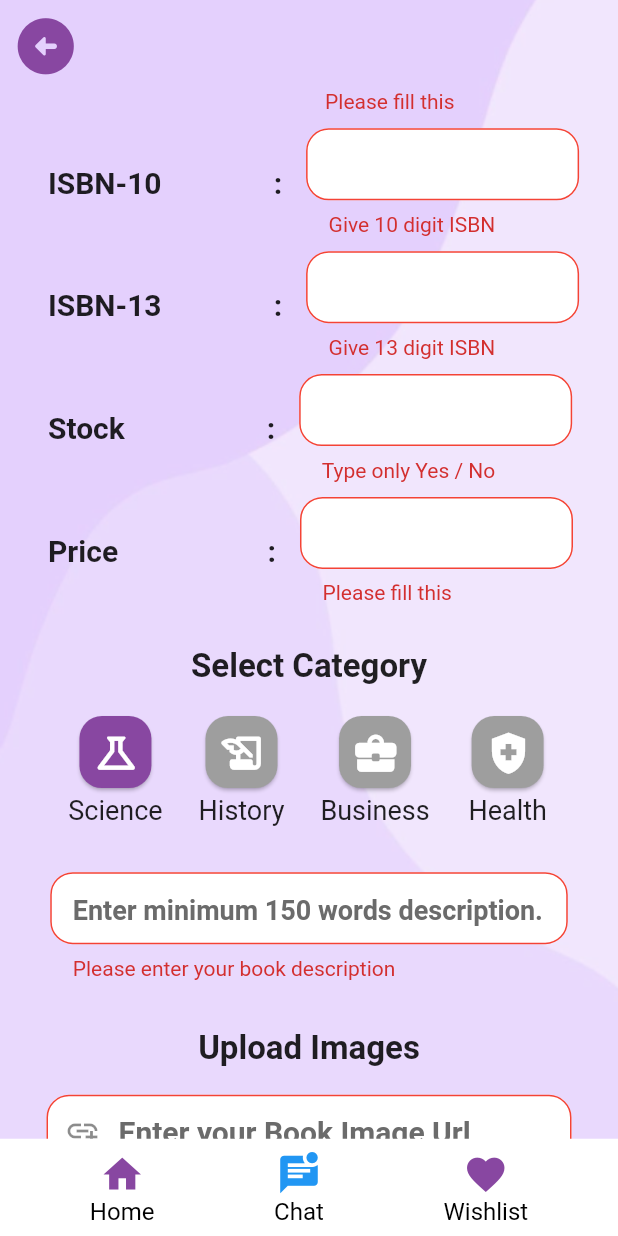
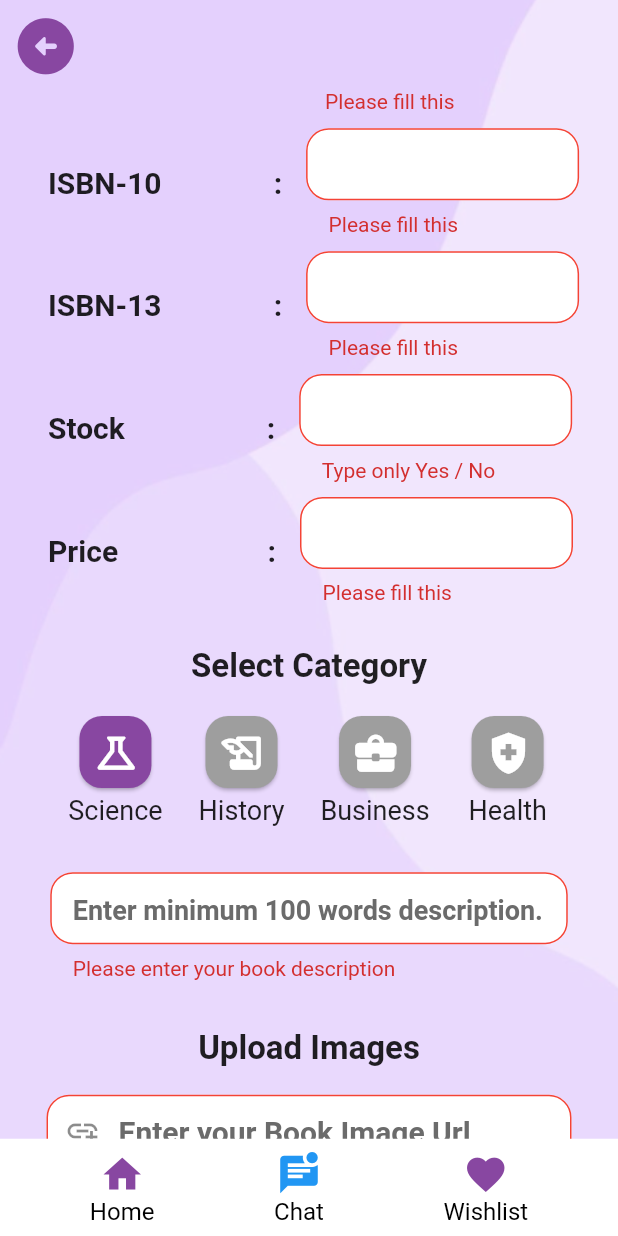
Before and after one commit to Hrkjawad/bookbin, a Flutter app: the BookListing screen opened directly, scrolled down 576 dp, after a tap on "Submit", on a phone screen of 412 x 824 dp. Run offline on Flutter 3.47's test engine with Material 3 defaults, Android fonts, the phone set to English and light mode, and no system bars; our stand-ins replace cloud_firestore, firebase_core, flutter_screenutil, get, pinput, rxdart and 1 more; accounts and stored records are empty.

```diff
--- a/lib/application/getx_controllers.dart
+++ b/lib/application/getx_controllers.dart
@@ -1,5 +1,4 @@
 import 'package:get/get.dart';
-
 import '../screens/other_ui_controllers/homepage_controller.dart';
 
 
--- a/lib/screens/other_ui/book_listing.dart
+++ b/lib/screens/other_ui/book_listing.dart
@@ -3,11 +3,11 @@ import 'package:BookBin/screens/widgets/TextFields/book_details_textform.dart';
 import 'package:BookBin/screens/widgets/screen_background.dart';
 import 'package:BookBin/utilitis/app_main_color.dart';
 import 'package:cloud_firestore/cloud_firestore.dart';
-import 'package:flutter/foundation.dart';
 import 'package:flutter/material.dart';
 import 'package:flutter_screenutil/flutter_screenutil.dart';
 import 'package:get/get.dart';
 import '../widgets/Appbar_and_BottomNav/bottom_nav.dart';
+import '../widgets/Buttons/elevatedbutton_customised.dart';
 import '../widgets/Buttons/icon_elevatedbutton.dart';
 import '../widgets/Buttons/radio_button.dart';
 import '../widgets/Categories/categories_booklisting_select.dart';
@@ -37,7 +37,7 @@ class _BookListingState extends State<BookListing> {
   final TextEditingController _description = TextEditingController();
   final CategoryController categoryController = Get.put(CategoryController());
   final RadioButtonController radioButtonController = Get.put(RadioButtonController());
-
+  final FormController formController = Get.put(FormController());
 
   @override
   void dispose() {
@@ -141,17 +141,39 @@ class _BookListingState extends State<BookListing> {
                     controller: _isbn10,
                     keyboardType: TextInputType.number,
                     heading: "ISBN-10               :",
-                    validator: (isbn10) => isbn10!.length != 10
-                        ? "Give 10 digit ISBN"
-                        : null,
+                    validator: (isbn10) {
+                      if (isbn10 == null || isbn10.isEmpty) {
+                        return "Please fill this";
+                      }
+                      if (isbn10.length != 10) {
+                        return "Please enter a 10-digit ISBN Number";
+                      }
+                      final numValue = int.tryParse(isbn10);
+                      if (numValue == null) {
+                        return "Please enter a valid number";
+                      }
+                      return null;
+                    },
+
                   ),
                   BookListingTextFormField(
                     controller: _isbn13,
                     keyboardType: TextInputType.number,
                     heading: "ISBN-13               :",
-                    validator: (isbn13) => isbn13!.length != 13
-                        ? "Give 13 digit ISBN"
-                        : null,
+                    validator: (isbn13) {
+                      if (isbn13 == null || isbn13.isEmpty) {
+                        return "Please fill this";
+                      }
+                      if (isbn13.length != 13) {
+                        return "Please enter a 13-digit ISBN Number";
+                      }
+                      final numValue = int.tryParse(isbn13);
+                      if (numValue == null) {
+                        return "Please enter a valid number";
+                      }
+                      return null;
+                    },
+
                   ),
                   BookListingTextFormField(
                     controller: _stock,
@@ -197,7 +219,7 @@ class _BookListingState extends State<BookListing> {
                       controller: _description,
                       autovalidateMode: AutovalidateMode.onUserInteraction,
                       decoration: InputDecoration(
-                          hintText: "Enter minimum 150 words description.",
+                          hintText: "Enter minimum 100 words description.",
                           fillColor: Colors.white,
                           filled: true,
                           hintStyle: TextStyle(
@@ -237,8 +259,8 @@ class _BookListingState extends State<BookListing> {
                           return 'Please enter your book description';
                         }
                         int wordCount = value.split(' ').where((word) => word.isNotEmpty).length;
-                        if (wordCount < 150) {
-                          return 'Minimum 150 words required.';
+                        if (wordCount < 100) {
+                          return 'Minimum 100 words required.';
                         }
                         return null;
                       },
@@ -292,12 +314,12 @@ class _BookListingState extends State<BookListing> {
                   SizedBox(
                     height: 36.h,
                   ),
-            Obx(() => Text(
+            Text(
                     "Do you want to swap your books?",
                     style: Theme.of(context).textTheme.titleMedium!.copyWith(
                           color: Theme.of(context).primaryColor,
                         ),
-                  )),
+                  ),
                   SizedBox(
                     height: 5.h,
                   ),
@@ -321,30 +343,33 @@ class _BookListingState extends State<BookListing> {
                   ),
                   IconElevatedButton(
                     text: "Submit",
-                    onPressed: () {
+                    onPressed: () async {
                       if (_formKey.currentState!.validate()) {
+                        final formController = Get.find<FormController>();
                         FirebaseFirestore firebase = FirebaseFirestore.instance;
                         String selectedOption = radioButtonController.selectedOption.value == 'Yes' ? 'Yes' : 'No';
-                        firebase.collection(categoryController.selectedCategory.value).add({
-                          "Sell" : "Yes",
-                          "Swap" : selectedOption,
-                          "bookName" : _bookName.text,
-                          "bookPicURL" : _bookUrl.text,
-                          "bookPrice" : _price.text,
-                          "bookRating" : 5.0,
-                          "description": _description.text,
-                          "edition" : _edition.text,
-                          "isLikedList" : false,
-                          "isbn_10" : _isbn10.text,
-                          "isbn_13" : _isbn13.text,
-                          "language" : _language.text,
-                          "listerName" : "listerName",
-                          "publisherName" : _publisherName.text,
-                          "releaseDate" : _releaseDate.text,
-                          "stock" : _stock.text,
-                          "swapLocation" : _swapLocation.text,
-                          "writerName" : _writerName.text
-                        }).then((value) {
+                        try {
+                          await firebase.collection(categoryController.selectedCategory.value).add({
+                            "Sell": "Yes",
+                            "Swap": selectedOption,
+                            "bookName": _bookName.text,
+                            "bookPicURL": _bookUrl.text,
+                            "bookPrice": _price.text,
+                            "bookRating": 5.0,
+                            "description": _description.text,
+                            "edition": _edition.text,
+                            "isLikedList": false,
+                            "isbn_10": _isbn10.text,
+                            "isbn_13": _isbn13.text,
+                            "language": _language.text,
+                            "listerName": "listerName",
+                            "publisherName": _publisherName.text,
+                            "releaseDate": _releaseDate.text,
+                            "stock": _stock.text,
+                            "swapLocation": _swapLocation.text,
+                            "writerName": _writerName.text
+                          });
+                          formController.setLoading(false);
                           Get.to(const LoginPage());
                           _bookName.clear();
                           _bookUrl.clear();
@@ -358,9 +383,6 @@ class _BookListingState extends State<BookListing> {
                           _isbn13.clear();
                           _stock.clear();
                           _price.clear();
-                          if (kDebugMode) {
-                            print("Data added successfully");
-                          }
                           Get.showSnackbar(const GetSnackBar(
                               title: "Successfully Added data",
                               message: "Now your book is online",
@@ -368,10 +390,8 @@ class _BookListingState extends State<BookListing> {
                               backgroundColor: Colors.green,
                               duration: Duration(seconds: 4)
                           ));
-                        }).catchError((error) {
-                          if (kDebugMode) {
-                            print("Failed to add data: $error");
-                          }
+                        } catch (error) {
+                          formController.setLoading(false);
                           Get.showSnackbar(const GetSnackBar(
                               title: "Failed to add data",
                               message: "Please try again",
@@ -379,11 +399,11 @@ class _BookListingState extends State<BookListing> {
                               backgroundColor: Colors.red,
                               duration: Duration(seconds: 4)
                           ));
-                        });
+                        }
                       }
-                      // Get.to(const BuyBooks());
                     },
                   ),
+
                   SizedBox(
                     height: 20.h,
                   ),
--- a/lib/screens/widgets/Buttons/elevatedbutton_customised.dart
+++ b/lib/screens/widgets/Buttons/elevatedbutton_customised.dart
@@ -1,12 +1,18 @@
+import 'dart:async';
 import 'package:flutter/material.dart';
 import 'package:flutter_screenutil/flutter_screenutil.dart';
+import 'package:get/get.dart';
 
 class ElevatedButtonCustomised extends StatelessWidget {
-  const ElevatedButtonCustomised({super.key, required this.onPressed, required this.text});
+  ElevatedButtonCustomised(
+      {super.key, required this.onPressed, required this.text});
   final VoidCallback onPressed;
   final String text;
+  final formController = Get.put(FormController());
+
   @override
   Widget build(BuildContext context) {
+    return Obx(() {
       return SizedBox(
         width: 350.w,
         height: 60.h,
@@ -14,13 +20,34 @@ final String text;
           style: ElevatedButton.styleFrom(
             shape: RoundedRectangleBorder(
               borderRadius: BorderRadius.circular(50.w),
-        )),
-        onPressed: onPressed,
-        child: Text(
+            ),
+          ),
+          onPressed: formController.isLoading.value
+              ? null
+              : () {
+                  formController.setLoading(true);
+                  onPressed();
+                  Timer(const Duration(seconds: 4), () {
+                    formController.setLoading(false);
+                  });
+                },
+          child: formController.isLoading.value
+              ? const CircularProgressIndicator()
+              : Text(
                   text,
-          style: TextStyle(fontSize: 20.sp, fontWeight: FontWeight.w800),
+                  style:
+                      TextStyle(fontSize: 20.sp, fontWeight: FontWeight.w800),
                 ),
         ),
       );
+    });
   }
 }
+
+class FormController extends GetxController {
+  var isLoading = false.obs;
+
+  void setLoading(bool value) {
+    isLoading.value = value;
+  }
+}
```
Also changed, not shown: lib/screens/auth_ui/forgotten_verification_send.dart (+7 -5 lines), lib/screens/auth_ui/login_page.dart (+8 -6 lines), lib/screens/auth_ui/signup.dart (+12 -4 lines), lib/screens/auth_ui_controllers/book_listing_firebase_store.dart (deleted, +0 -31 lines), lib/screens/other_ui/buy_books.dart (+9 -3 lines). Lines whose indentation alone changed are shown as unchanged.
